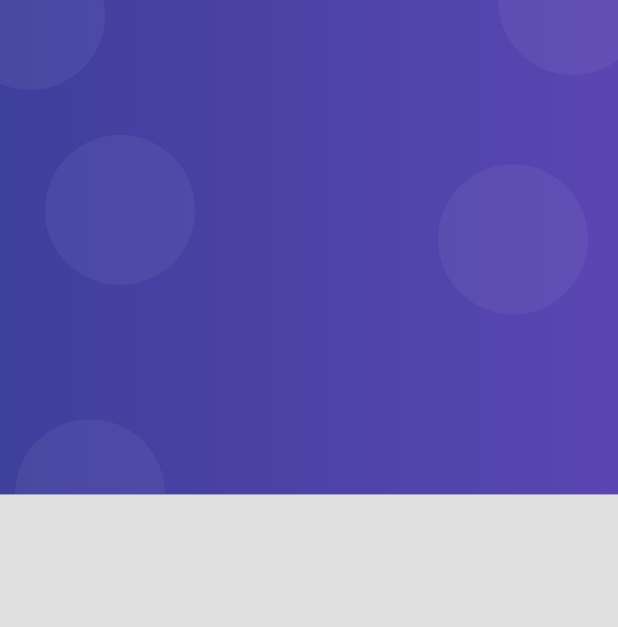
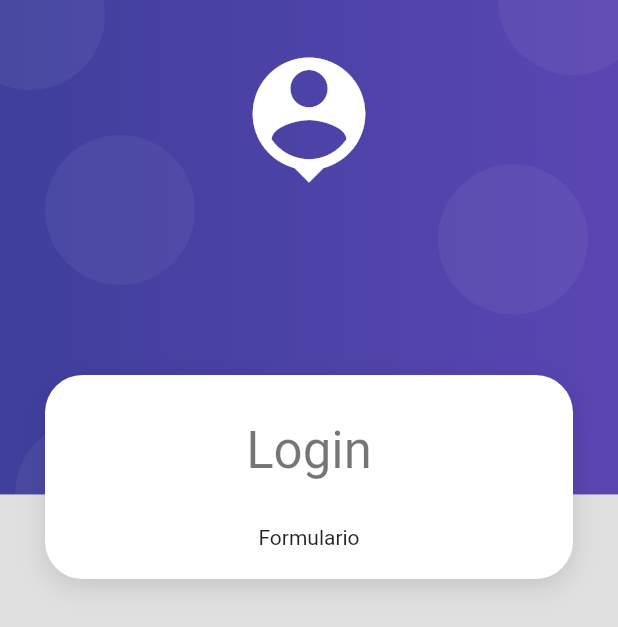
Before and after one commit to DanielFernandoYepezVelez/09-Proyecto-Movil-Flutter-Productos-Crud, a Flutter app: the screen it shows after launch, on a phone screen of 412 x 824 dp. Shown: the top 627 px of the screen. Run offline on Flutter 3.47's test engine with Material 2 defaults, Android fonts, the phone set to English and light mode, and no system bars.

Commit message:
Iniciando Con La Parte Del Login

```diff
--- a/lib/main.dart
+++ b/lib/main.dart
@@ -11,7 +11,7 @@ class MyApp extends StatelessWidget {
   Widget build(BuildContext context) {
     return MaterialApp(
       debugShowCheckedModeBanner: false,
-      title: 'Material App',
+      title: 'Productos App',
       initialRoute: 'login',
       routes: appRoutes,
       theme: tema,
--- a/lib/screens/login_screen.dart
+++ b/lib/screens/login_screen.dart
@@ -9,7 +9,24 @@ class LoginScreen extends StatelessWidget {
   @override
   Widget build(BuildContext context) {
     return Scaffold(
-      body: AuthBackground(),
+      body: AuthBackground(
+          child: SingleChildScrollView(
+        child: Column(
+          children: [
+            SizedBox(height: 250),
+            CardContainer(
+              child: Column(
+                children: [
+                  SizedBox(height: 10),
+                  Text('Login', style: Theme.of(context).textTheme.headline4),
+                  SizedBox(height: 30),
+                  Text('Formulario'),
+                ],
+              ),
+            ),
+          ],
+        ),
+      )),
     );
   }
 }
--- a/lib/theme/theme.dart
+++ b/lib/theme/theme.dart
@@ -3,6 +3,6 @@ import 'package:flutter/material.dart';
 /* Copio Todos Los Valores Del Tema, Pero Solo Voy A Cambiar
 O Sobre Escribir, Lo Que Tenga Dentro Del copyWith() */
 
-final tema = ThemeData.light().copyWith(
+final ThemeData tema = ThemeData.light().copyWith(
   scaffoldBackgroundColor: Colors.grey[300],
 );
--- a/lib/widgets/auth_background.dart
+++ b/lib/widgets/auth_background.dart
@@ -1,16 +1,21 @@
 import 'package:flutter/material.dart';
 
 class AuthBackground extends StatelessWidget {
-  const AuthBackground({Key? key}) : super(key: key);
+  final Widget child;
+
+  const AuthBackground({Key? key, required this.child}) : super(key: key);
 
   @override
   Widget build(BuildContext context) {
     return Container(
-      // color: Colors.red,
       width: double.infinity,
       height: double.infinity,
       child: Stack(
-        children: [_PurpleBox()],
+        children: [
+          _PurpleBox(),
+          _HeaderIcon(),
+          this.child,
+        ],
       ),
     );
   }
@@ -57,9 +62,28 @@ class _Bubble extends StatelessWidget {
     return Container(
       width: 100,
       height: 100,
-      decoration: BoxDecoration(
-        borderRadius: BorderRadius.circular(100),
-        color: Color.fromRGBO(255, 255, 255, 0.05),
+      decoration: _formCircle(),
+    );
+  }
+
+  BoxDecoration _formCircle() {
+    return BoxDecoration(
+      borderRadius: BorderRadius.circular(100),
+      color: Color.fromRGBO(255, 255, 255, 0.05),
+    );
+  }
+}
+
+class _HeaderIcon extends StatelessWidget {
+  const _HeaderIcon({Key? key}) : super(key: key);
+
+  @override
+  Widget build(BuildContext context) {
+    return SafeArea(
+      child: Container(
+        width: double.infinity,
+        margin: EdgeInsets.only(top: 30),
+        child: Icon(Icons.person_pin, color: Colors.white, size: 100),
       ),
     );
   }
--- /dev/null
+++ b/lib/widgets/card_container.dart
@@ -0,0 +1,32 @@
+import 'package:flutter/material.dart';
+
+class CardContainer extends StatelessWidget {
+  final Widget child;
+
+  const CardContainer({Key? key, required this.child}) : super(key: key);
+
+  @override
+  Widget build(BuildContext context) {
+    return Padding(
+      padding: EdgeInsets.symmetric(horizontal: 30),
+      child: Container(
+        width: double.infinity,
+        padding: EdgeInsets.all(20),
+        decoration: _createCardShape(),
+        child: this.child,
+      ),
+    );
+  }
+
+  BoxDecoration _createCardShape() => BoxDecoration(
+        color: Colors.white,
+        borderRadius: BorderRadius.circular(25),
+        boxShadow: [
+          BoxShadow(
+            color: Colors.black12,
+            blurRadius: 15,
+            offset: Offset(0, 5),
+          ),
+        ],
+      );
+}
--- a/lib/widgets/widgets.dart
+++ b/lib/widgets/widgets.dart
@@ -1 +1,2 @@
+export 'package:productos_app/widgets/card_container.dart';
 export 'package:productos_app/widgets/auth_background.dart';
```
